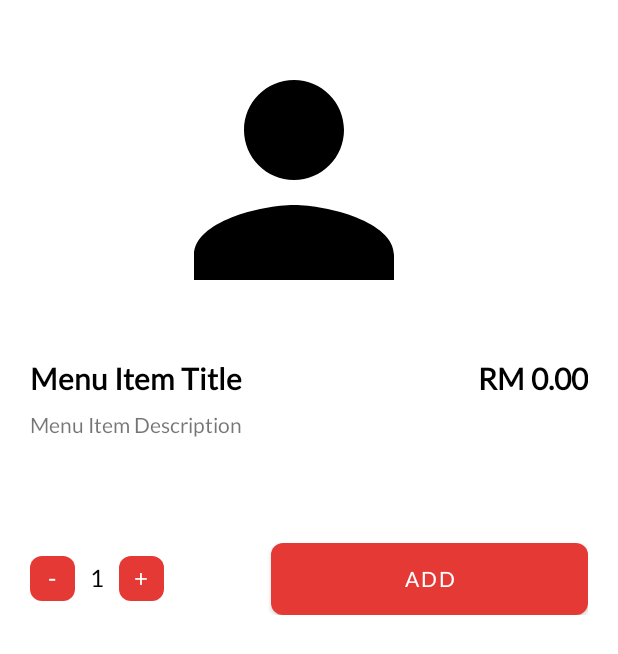
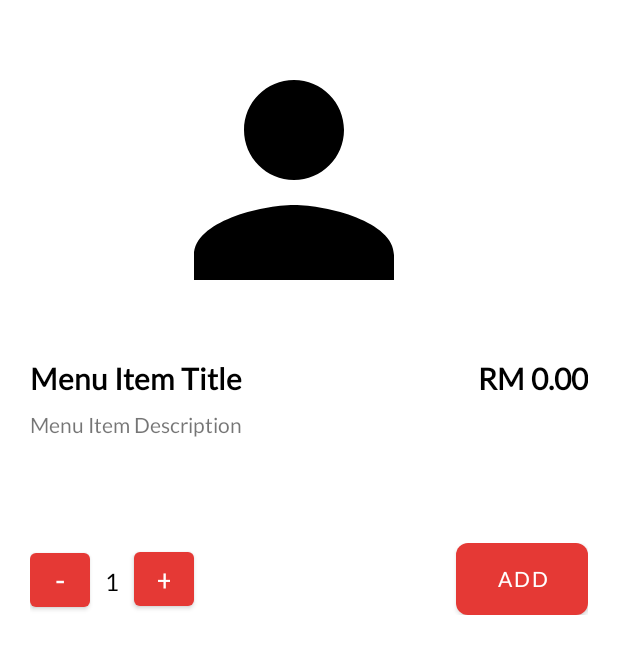
Before and after one commit to Xytrix1103/iicportal, an Android app: the layout order_menu_item_dialog.xml on its own in the app's theme, with its tools: preview values and no code run, on a phone screen of 412 x 824 dp. Shown: the top 654 px of the screen. Run offline under Robolectric (Android 15) with nearby library versions, the phone set to English and light mode, and no system bars.

Commit message:
update dialog button to default theme

```diff
--- a/app/src/main/res/layout/order_menu_item_dialog.xml
+++ b/app/src/main/res/layout/order_menu_item_dialog.xml
@@ -58,7 +58,7 @@
 
     </RelativeLayout>
 
-    <LinearLayout
+    <RelativeLayout
         android:id="@+id/order_menu_item_dialog_quantity_layout"
         android:layout_width="match_parent"
         android:layout_height="wrap_content"
@@ -72,17 +72,16 @@
             android:layout_height="wrap_content"
             android:layout_weight="1"
             android:layout_gravity="center_vertical"
+            android:layout_alignParentStart="true"
             android:orientation="horizontal">
 
-            <TextView
+            <Button
                 android:id="@+id/order_menu_item_dialog_minus_button"
-                android:background="@drawable/red_rounded_rectangle"
-                android:layout_width="30dp"
-                android:layout_height="30dp"
+                android:layout_width="40dp"
+                android:layout_height="wrap_content"
                 android:gravity="center"
                 android:text="-"
-                android:textColor="@color/white"
-                android:textSize="16sp"
+                android:textSize="20sp"
                 android:layout_marginEnd="10dp"/>
 
             <TextView
@@ -95,15 +94,13 @@
                 android:gravity="center"
                 android:layout_marginEnd="10dp"/>
 
-            <TextView
+            <Button
                 android:id="@+id/order_menu_item_dialog_plus_button"
-                android:background="@drawable/red_rounded_rectangle"
-                android:layout_width="30dp"
-                android:layout_height="30dp"
+                android:layout_width="40dp"
+                android:layout_height="wrap_content"
                 android:gravity="center"
                 android:text="+"
-                android:textColor="@color/white"
-                android:textSize="16sp"
+                android:textSize="20sp"
                 android:layout_marginEnd="10dp"/>
 
         </LinearLayout>
@@ -113,11 +110,11 @@
             android:background="@drawable/red_rounded_rectangle"
             android:layout_width="wrap_content"
             android:layout_height="wrap_content"
-            android:layout_weight="2"
+            android:layout_alignParentEnd="true"
             android:text="Add"
             android:textSize="14sp"/>
 
-    </LinearLayout>
+    </RelativeLayout>
 
     <LinearLayout
         android:id="@+id/order_menu_item_dialog_button_layout"
```
